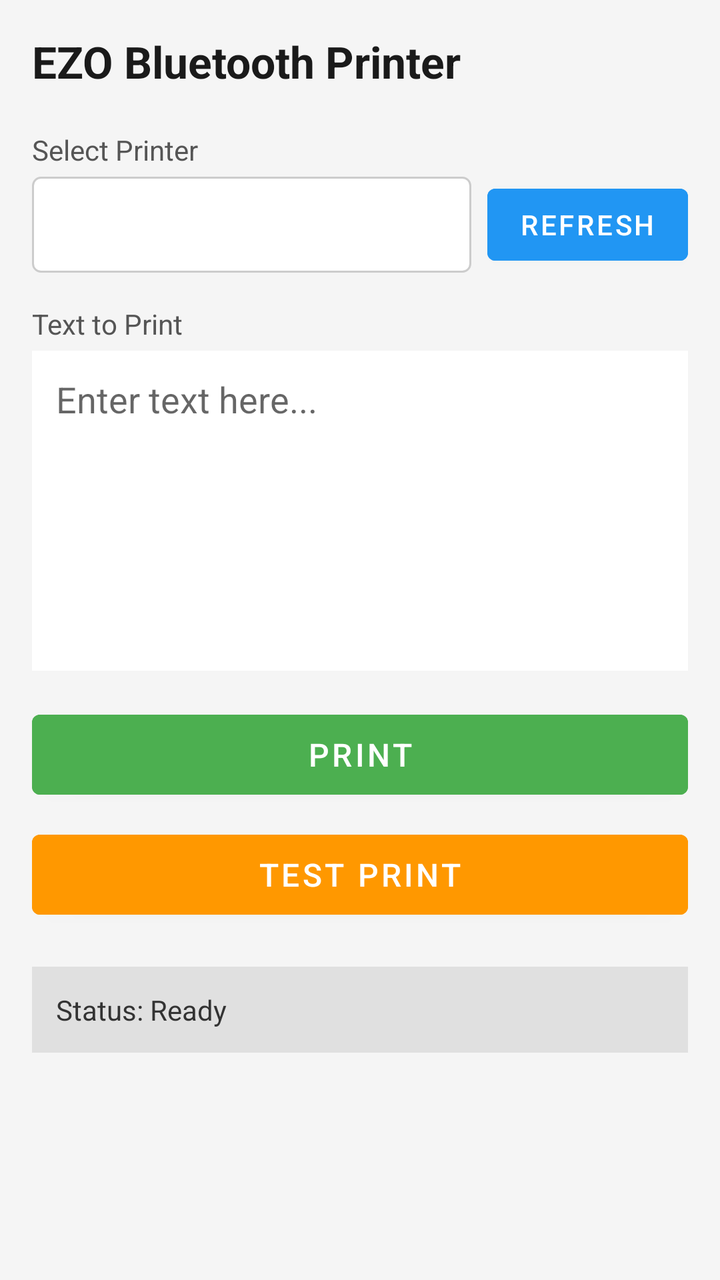
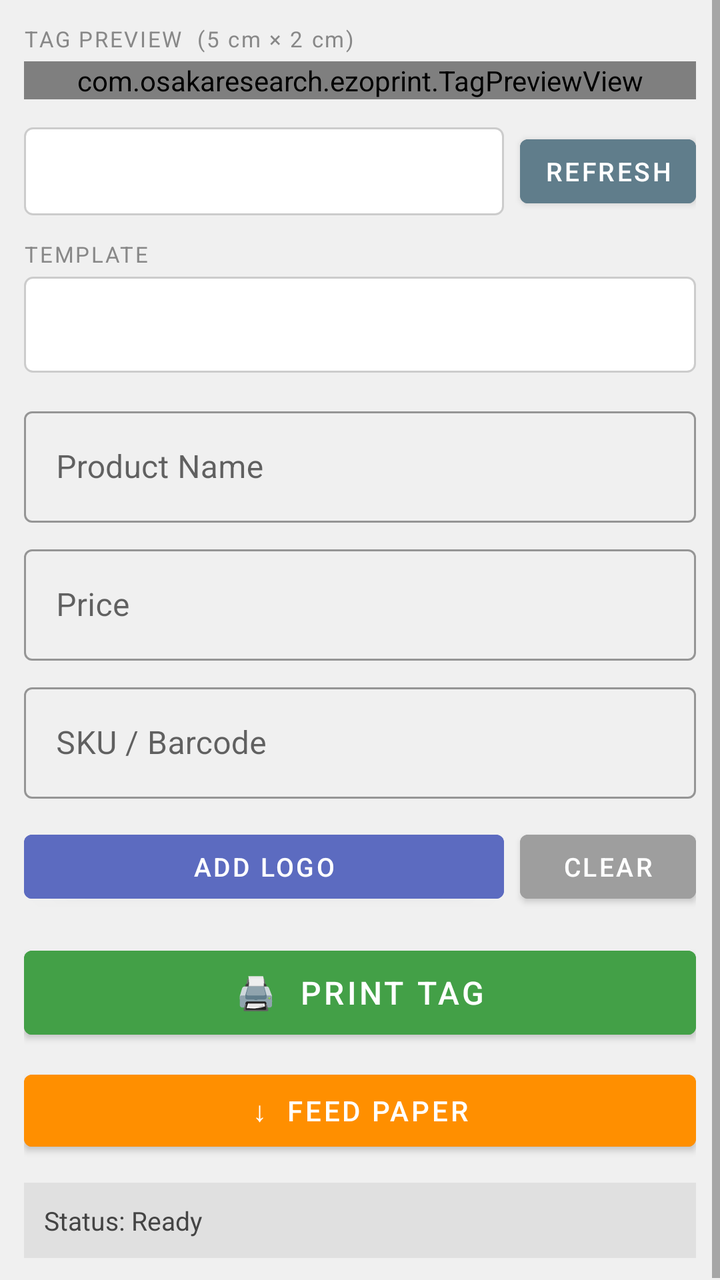

Two renders of the same Android screen: before a commit and after it. Below are the layout's source before the change and the commit's diff.
<!-- AndroidManifest.xml: application theme Theme.EzoPrinter -->
<!-- res/layout/activity_main.xml -->
<?xml version="1.0" encoding="utf-8"?>
<LinearLayout xmlns:android="http://schemas.android.com/apk/res/android"
    android:layout_width="match_parent"
    android:layout_height="match_parent"
    android:orientation="vertical"
    android:padding="16dp"
    android:background="#F5F5F5">

    <TextView
        android:layout_width="wrap_content"
        android:layout_height="wrap_content"
        android:text="EZO Bluetooth Printer"
        android:textSize="22sp"
        android:textStyle="bold"
        android:textColor="#1A1A1A"
        android:layout_marginBottom="20dp" />

    
    <TextView
        android:layout_width="wrap_content"
        android:layout_height="wrap_content"
        android:text="Select Printer"
        android:textSize="14sp"
        android:textColor="#555555"
        android:layout_marginBottom="4dp" />

    <LinearLayout
        android:layout_width="match_parent"
        android:layout_height="wrap_content"
        android:orientation="horizontal"
        android:layout_marginBottom="16dp">

        <Spinner
            android:id="@+id/spinnerDevices"
            android:layout_width="0dp"
            android:layout_height="48dp"
            android:layout_weight="1"
            android:background="@drawable/spinner_bg"
            android:paddingStart="12dp"
            android:layout_marginEnd="8dp" />

        <Button
            android:id="@+id/btnRefresh"
            android:layout_width="wrap_content"
            android:layout_height="48dp"
            android:text="Refresh"
            android:backgroundTint="#2196F3"
            android:textColor="#FFFFFF" />
    </LinearLayout>

    
    <TextView
        android:layout_width="wrap_content"
        android:layout_height="wrap_content"
        android:text="Text to Print"
        android:textSize="14sp"
        android:textColor="#555555"
        android:layout_marginBottom="4dp" />

    <EditText
        android:id="@+id/etPrintText"
        android:layout_width="match_parent"
        android:layout_height="160dp"
        android:hint="Enter text here..."
        android:gravity="top|start"
        android:padding="12dp"
        android:background="#FFFFFF"
        android:inputType="textMultiLine"
        android:layout_marginBottom="16dp" />

    
    <Button
        android:id="@+id/btnPrint"
        android:layout_width="match_parent"
        android:layout_height="52dp"
        android:text="PRINT"
        android:textSize="16sp"
        android:backgroundTint="#4CAF50"
        android:textColor="#FFFFFF"
        android:layout_marginBottom="8dp" />

    <Button
        android:id="@+id/btnTestPrint"
        android:layout_width="match_parent"
        android:layout_height="52dp"
        android:text="TEST PRINT"
        android:textSize="16sp"
        android:backgroundTint="#FF9800"
        android:textColor="#FFFFFF"
        android:layout_marginBottom="20dp" />

    
    <TextView
        android:id="@+id/tvStatus"
        android:layout_width="match_parent"
        android:layout_height="wrap_content"
        android:text="Status: Ready"
        android:textSize="14sp"
        android:textColor="#333333"
        android:padding="12dp"
        android:background="#E0E0E0" />

</LinearLayout>
<!-- resources referenced by this layout -->
<resources>
  <!-- drawable spinner_bg (drawable) -->
  <?xml version="1.0" encoding="utf-8"?>
  <shape xmlns:android="http://schemas.android.com/apk/res/android">
      <solid android:color="#FFFFFF"/>
      <stroke android:width="1dp" android:color="#CCCCCC"/>
      <corners android:radius="4dp"/>
  </shape>
  <style name="Theme.EzoPrinter" parent="Theme.MaterialComponents.DayNight.NoActionBar">
          <item name="colorPrimary">#2196F3</item>
          <item name="colorPrimaryVariant">#1565C0</item>
          <item name="colorOnPrimary">#FFFFFF</item>
      </style>
</resources>

<!-- the commit's change to res/layout/activity_main.xml (unified diff, before → after) -->
@@ -1,103 +1,181 @@
 <?xml version="1.0" encoding="utf-8"?>
-<LinearLayout xmlns:android="http://schemas.android.com/apk/res/android"
+<ScrollView xmlns:android="http://schemas.android.com/apk/res/android"
+    xmlns:app="http://schemas.android.com/apk/res-auto"
     android:layout_width="match_parent"
     android:layout_height="match_parent"
-    android:orientation="vertical"
-    android:padding="16dp"
-    android:background="#F5F5F5">
-
-    <TextView
-        android:layout_width="wrap_content"
-        android:layout_height="wrap_content"
-        android:text="EZO Bluetooth Printer"
-        android:textSize="22sp"
-        android:textStyle="bold"
-        android:textColor="#1A1A1A"
-        android:layout_marginBottom="20dp" />
-
-    
-    <TextView
-        android:layout_width="wrap_content"
-        android:layout_height="wrap_content"
-        android:text="Select Printer"
-        android:textSize="14sp"
-        android:textColor="#555555"
-        android:layout_marginBottom="4dp" />
+    android:background="#F0F0F0">
 
     <LinearLayout
         android:layout_width="match_parent"
         android:layout_height="wrap_content"
-        android:orientation="horizontal"
-        android:layout_marginBottom="16dp">
+        android:orientation="vertical"
+        android:padding="12dp">
+
+        
+        <TextView
+            android:layout_width="wrap_content"
+            android:layout_height="wrap_content"
+            android:text="TAG PREVIEW  (5 cm × 2 cm)"
+            android:textSize="11sp"
+            android:textColor="#888888"
+            android:letterSpacing="0.08"
+            android:layout_marginBottom="4dp" />
+
+        <com.osakaresearch.ezoprint.TagPreviewView
+            android:id="@+id/previewView"
+            android:layout_width="match_parent"
+            android:layout_height="wrap_content"
+            android:layout_marginBottom="14dp" />
+
+        
+        <LinearLayout
+            android:layout_width="match_parent"
+            android:layout_height="wrap_content"
+            android:orientation="horizontal"
+            android:layout_marginBottom="12dp">
+
+            <Spinner
+                android:id="@+id/spinnerDevices"
+                android:layout_width="0dp"
+                android:layout_height="44dp"
+                android:layout_weight="1"
+                android:background="@drawable/spinner_bg"
+                android:paddingStart="10dp"
+                android:layout_marginEnd="8dp" />
+
+            <Button
+                android:id="@+id/btnRefresh"
+                android:layout_width="wrap_content"
+                android:layout_height="44dp"
+                android:text="Refresh"
+                android:textSize="13sp"
+                android:backgroundTint="#607D8B"
+                android:textColor="#FFF"
+                android:paddingStart="12dp"
+                android:paddingEnd="12dp" />
+        </LinearLayout>
+
+        
+        <TextView
+            android:layout_width="wrap_content"
+            android:layout_height="wrap_content"
+            android:text="TEMPLATE"
+            android:textSize="11sp"
+            android:textColor="#888"
+            android:letterSpacing="0.08"
+            android:layout_marginBottom="4dp" />
 
         <Spinner
-            android:id="@+id/spinnerDevices"
-            android:layout_width="0dp"
+            android:id="@+id/spinnerTemplate"
+            android:layout_width="match_parent"
             android:layout_height="48dp"
-            android:layout_weight="1"
             android:background="@drawable/spinner_bg"
             android:paddingStart="12dp"
-            android:layout_marginEnd="8dp" />
+            android:layout_marginBottom="14dp" />
+
+        
+        <com.google.android.material.textfield.TextInputLayout
+            android:id="@+id/tilLine1"
+            style="@style/Widget.MaterialComponents.TextInputLayout.OutlinedBox"
+            android:layout_width="match_parent"
+            android:layout_height="wrap_content"
+            android:hint="Product Name"
+            android:layout_marginBottom="8dp">
+            <com.google.android.material.textfield.TextInputEditText
+                android:id="@+id/etLine1"
+                android:layout_width="match_parent"
+                android:layout_height="wrap_content"
+                android:inputType="textCapWords"
+                android:maxLines="1" />
+        </com.google.android.material.textfield.TextInputLayout>
+
+        <com.google.android.material.textfield.TextInputLayout
+            android:id="@+id/tilLine2"
+            style="@style/Widget.MaterialComponents.TextInputLayout.OutlinedBox"
+            android:layout_width="match_parent"
+            android:layout_height="wrap_content"
+            android:hint="Price"
+            android:layout_marginBottom="8dp">
+            <com.google.android.material.textfield.TextInputEditText
+                android:id="@+id/etLine2"
+                android:layout_width="match_parent"
+                android:layout_height="wrap_content"
+                android:maxLines="1" />
+        </com.google.android.material.textfield.TextInputLayout>
+
+        <com.google.android.material.textfield.TextInputLayout
+            android:id="@+id/tilLine3"
+            style="@style/Widget.MaterialComponents.TextInputLayout.OutlinedBox"
+            android:layout_width="match_parent"
+            android:layout_height="wrap_content"
+            android:hint="SKU / Barcode"
+            android:layout_marginBottom="12dp">
+            <com.google.android.material.textfield.TextInputEditText
+                android:id="@+id/etLine3"
+                android:layout_width="match_parent"
+                android:layout_height="wrap_content"
+                android:maxLines="1" />
+        </com.google.android.material.textfield.TextInputLayout>
+
+        
+        <LinearLayout
+            android:layout_width="match_parent"
+            android:layout_height="wrap_content"
+            android:orientation="horizontal"
+            android:layout_marginBottom="14dp">
+
+            <Button
+                android:id="@+id/btnPickLogo"
+                android:layout_width="0dp"
+                android:layout_height="44dp"
+                android:layout_weight="1"
+                android:text="Add Logo"
+                android:textSize="13sp"
+                android:backgroundTint="#5C6BC0"
+                android:textColor="#FFF"
+                android:layout_marginEnd="8dp" />
+
+            <Button
+                android:id="@+id/btnClearLogo"
+                android:layout_width="wrap_content"
+                android:layout_height="44dp"
+                android:text="Clear"
+                android:textSize="13sp"
+                android:backgroundTint="#9E9E9E"
+                android:textColor="#FFF" />
+        </LinearLayout>
+
+        
+        <Button
+            android:id="@+id/btnPrint"
+            android:layout_width="match_parent"
+            android:layout_height="54dp"
+            android:text="🖨  PRINT TAG"
+            android:textSize="16sp"
+            android:backgroundTint="#43A047"
+            android:textColor="#FFF"
+            android:layout_marginBottom="8dp" />
 
         <Button
-            android:id="@+id/btnRefresh"
-            android:layout_width="wrap_content"
+            android:id="@+id/btnFeed"
+            android:layout_width="match_parent"
             android:layout_height="48dp"
-            android:text="Refresh"
-            android:backgroundTint="#2196F3"
-            android:textColor="#FFFFFF" />
+            android:text="↓  FEED PAPER"
+            android:textSize="14sp"
+            android:backgroundTint="#FF8F00"
+            android:textColor="#FFF"
+            android:layout_marginBottom="12dp" />
+
+        
+        <TextView
+            android:id="@+id/tvStatus"
+            android:layout_width="match_parent"
+            android:layout_height="wrap_content"
+            android:text="Status: Ready"
+            android:textSize="13sp"
+            android:textColor="#444"
+            android:padding="10dp"
+            android:background="#E0E0E0" />
+
     </LinearLayout>
-
-    
-    <TextView
-        android:layout_width="wrap_content"
-        android:layout_height="wrap_content"
-        android:text="Text to Print"
-        android:textSize="14sp"
-        android:textColor="#555555"
-        android:layout_marginBottom="4dp" />
-
-    <EditText
-        android:id="@+id/etPrintText"
-        android:layout_width="match_parent"
-        android:layout_height="160dp"
-        android:hint="Enter text here..."
-        android:gravity="top|start"
-        android:padding="12dp"
-        android:background="#FFFFFF"
-        android:inputType="textMultiLine"
-        android:layout_marginBottom="16dp" />
-
-    
-    <Button
-        android:id="@+id/btnPrint"
-        android:layout_width="match_parent"
-        android:layout_height="52dp"
-        android:text="PRINT"
-        android:textSize="16sp"
-        android:backgroundTint="#4CAF50"
-        android:textColor="#FFFFFF"
-        android:layout_marginBottom="8dp" />
-
-    <Button
-        android:id="@+id/btnTestPrint"
-        android:layout_width="match_parent"
-        android:layout_height="52dp"
-        android:text="TEST PRINT"
-        android:textSize="16sp"
-        android:backgroundTint="#FF9800"
-        android:textColor="#FFFFFF"
-        android:layout_marginBottom="20dp" />
-
-    
-    <TextView
-        android:id="@+id/tvStatus"
-        android:layout_width="match_parent"
-        android:layout_height="wrap_content"
-        android:text="Status: Ready"
-        android:textSize="14sp"
-        android:textColor="#333333"
-        android:padding="12dp"
-        android:background="#E0E0E0" />
-
-</LinearLayout>
+</ScrollView>
